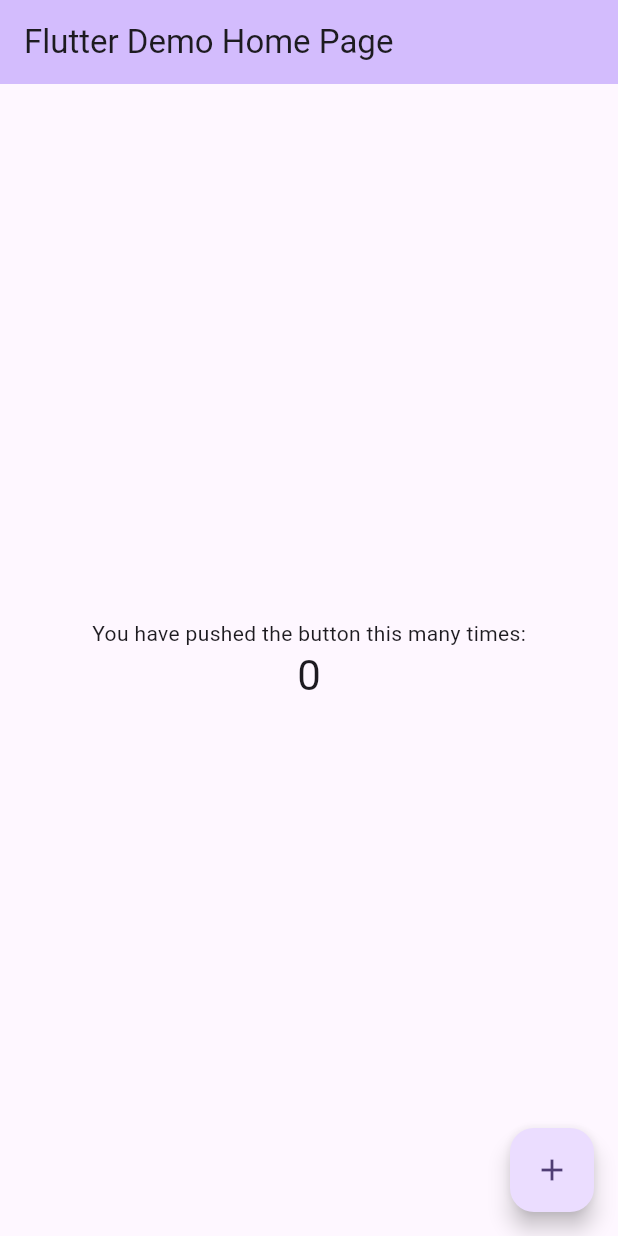
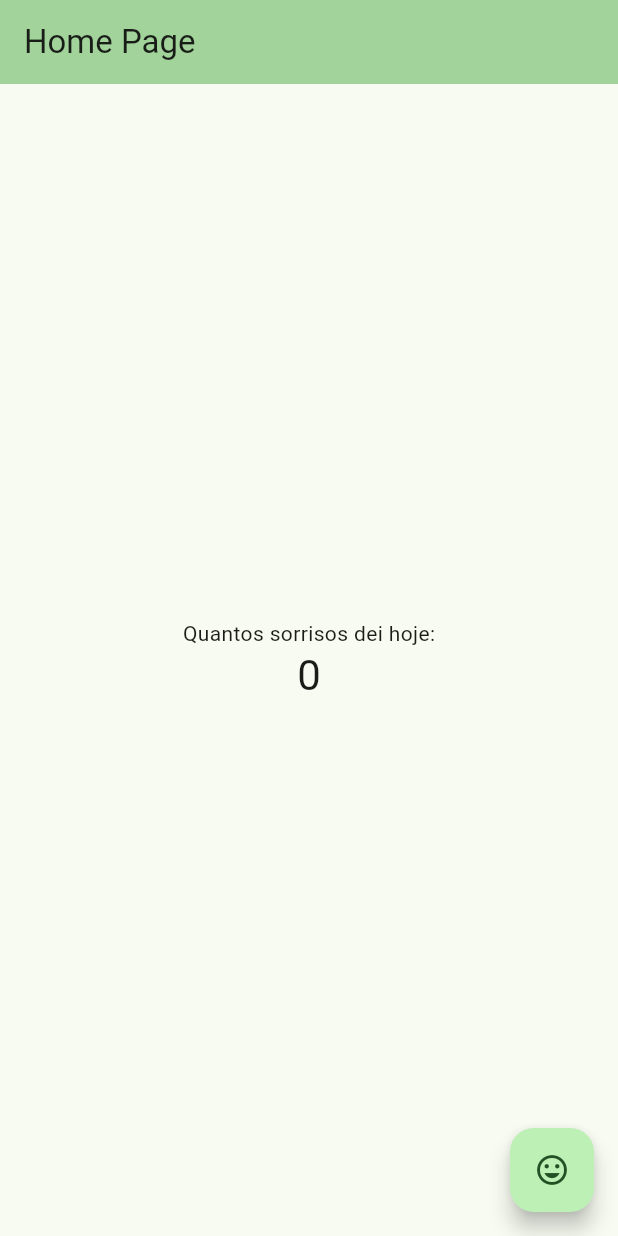
Before and after one commit to hzucao/meuappflutter, a Flutter app: the screen it shows after launch, on a phone screen of 412 x 824 dp. Run offline on Flutter 3.47's test engine with Material 3 defaults, Android fonts, the phone set to English and light mode, and no system bars.

Commit message:
MeuApp alterações

```diff
--- a/lib/main.dart
+++ b/lib/main.dart
@@ -29,10 +29,10 @@ class MyApp extends StatelessWidget {
         //
         // This works for code too, not just values: Most code changes can be
         // tested with just a hot reload.
-        colorScheme: ColorScheme.fromSeed(seedColor: Colors.deepPurple),
+        colorScheme: ColorScheme.fromSeed(seedColor: Colors.green),
         useMaterial3: true,
       ),
-      home: const MyHomePage(title: 'Flutter Demo Home Page'),
+      home: const MyHomePage(title: 'Home Page'),
     );
   }
 }
@@ -107,7 +107,7 @@ class _MyHomePageState extends State<MyHomePage> {
           mainAxisAlignment: MainAxisAlignment.center,
           children: <Widget>[
             const Text(
-              'You have pushed the button this many times:',
+              'Quantos sorrisos dei hoje:',
             ),
             Text(
               '$_counter',
@@ -119,7 +119,7 @@ class _MyHomePageState extends State<MyHomePage> {
       floatingActionButton: FloatingActionButton(
         onPressed: _incrementCounter,
         tooltip: 'Increment',
-        child: const Icon(Icons.add),
+        child: const Icon(Icons.insert_emoticon),
       ), // This trailing comma makes auto-formatting nicer for build methods.
     );
   }
```
